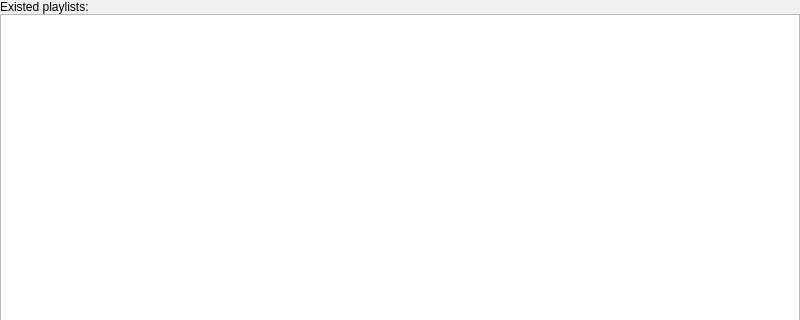
This is src/ui/saveplaylistdialog.ui in niktischenko/someplayer as Qt 5 draws it before an edit; both pictures show x 0 to 800 and y 0 to 320 of the 800 by 480 pixel window. The edited form follows.
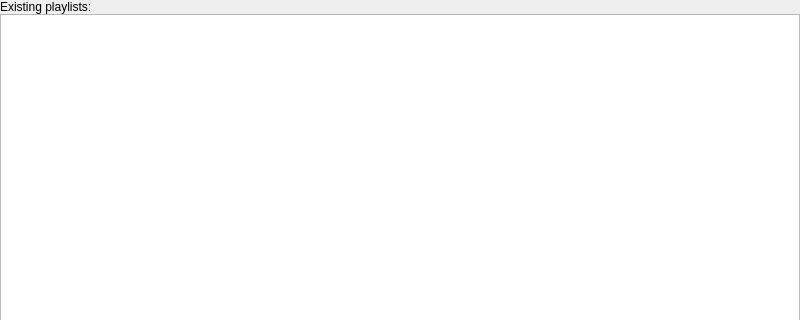
This is the edited form.

Commit message: Fixed spelling mistake fro playlists

The edit to the form file:
```diff
--- a/src/ui/saveplaylistdialog.ui
+++ b/src/ui/saveplaylistdialog.ui
@@ -23,7 +23,7 @@
    <item>
     <widget class="QLabel" name="label">
      <property name="text">
-      <string>Existed playlists:</string>
+      <string>Existing playlists:</string>
      </property>
     </widget>
    </item>
```
The commit also changes 7 other files.
